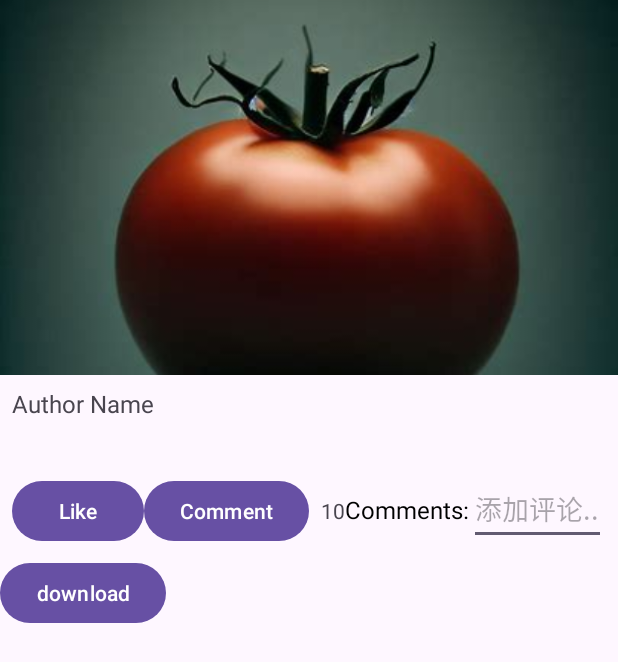
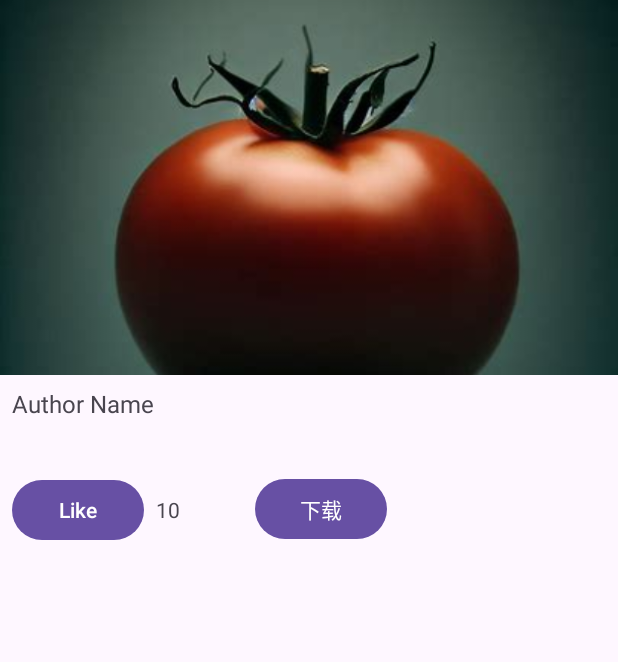
Before and after one commit to Maia-Huo/Android_Demo, an Android app: the layout photo_item_layout.xml on its own in the app's theme, with its tools: preview values and no code run, on a phone screen of 412 x 824 dp. Shown: the top 662 px of the screen. Run offline under Robolectric (Android 15) with nearby library versions, the phone set to English and light mode, and no system bars.

Commit message:
优化布局

```diff
--- a/app/src/main/java/com/example/myapplication/DataShare.java
+++ b/app/src/main/java/com/example/myapplication/DataShare.java
@@ -83,7 +83,7 @@ public class DataShare extends ViewModel {
         SharedPreferences sharedPreferences = MainActivity_.Context.getSharedPreferences("username", Context.MODE_PRIVATE);
         String username = sharedPreferences.getString("username", null);
         final Handler handler = new Handler(Looper.getMainLooper());
-
+        Log.d("username",username);
         new Thread() {
             @Override
             public void run() {
--- a/app/src/main/res/layout/photo_item_layout.xml
+++ b/app/src/main/res/layout/photo_item_layout.xml
@@ -36,11 +36,6 @@
             android:layout_height="wrap_content"
             android:text="Like" />
 
-        <Button
-            android:id="@+id/comment_button"
-            android:layout_width="wrap_content"
-            android:layout_height="wrap_content"
-            android:text="Comment" />
 
         <TextView
             android:id="@+id/likes_count"
@@ -50,28 +45,18 @@
             android:text="10"
             android:textSize="14sp" />
 
-        <TextView
-            android:id="@+id/comments_text"
+
+
+
+        <Button
+            android:id="@+id/download"
             android:layout_width="wrap_content"
             android:layout_height="wrap_content"
-            android:text="Comments:"
-            android:textColor="@android:color/black"
-            android:textSize="16sp" />
-
-        <EditText
-            android:id="@+id/comment_edit_text"
-            android:layout_width="match_parent"
-            android:layout_height="wrap_content"
-            android:hint="添加评论..."
-            android:inputType="text"
-            android:maxLines="1" />
+            android:layout_marginLeft="50dp"
+            android:text="下载" />
 
     </LinearLayout>
 
-    <Button
-        android:id="@+id/download"
-        android:layout_width="wrap_content"
-        android:layout_height="wrap_content"
-        android:text="download"/>
+
 
 </LinearLayout>
```
Also changed, not shown: app/src/main/java/com/example/myapplication/GalleryAdapter.java (+18 -18 lines), app/src/main/res/layout/content_person_share.xml (deleted, +0 -19 lines), app/src/main/res/layout/person_photo.xml (+14 -4 lines).
